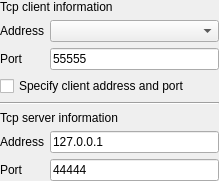
This is src/pages/tcp/client/SAKTcpClientDeviceController.ui in x-tools-author/x-tools as Qt 5 draws it before an edit. The edited form follows.
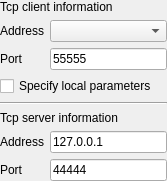
This is the edited form.

The edit to the form file:
```diff
--- a/src/pages/tcp/client/SAKTcpClientDeviceController.ui
+++ b/src/pages/tcp/client/SAKTcpClientDeviceController.ui
@@ -6,7 +6,7 @@
    <rect>
     <x>0</x>
     <y>0</y>
-    <width>219</width>
+    <width>167</width>
     <height>175</height>
    </rect>
   </property>
@@ -74,7 +74,7 @@
    <item row="3" column="0" colspan="2">
     <widget class="QCheckBox" name="specifyClientAddressAndPort">
      <property name="text">
-      <string>Specify client address and port</string>
+      <string>Specify local parameters</string>
      </property>
     </widget>
    </item>
```
Left out of the diff: 2 changed lines with no effect on the pictures.
